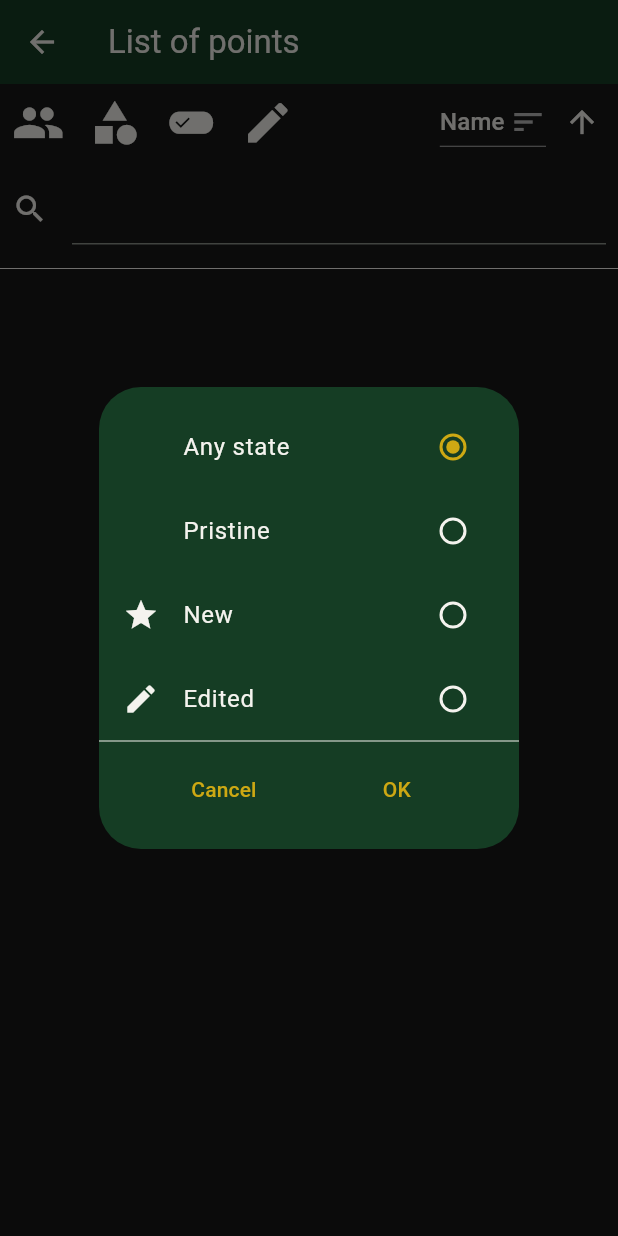
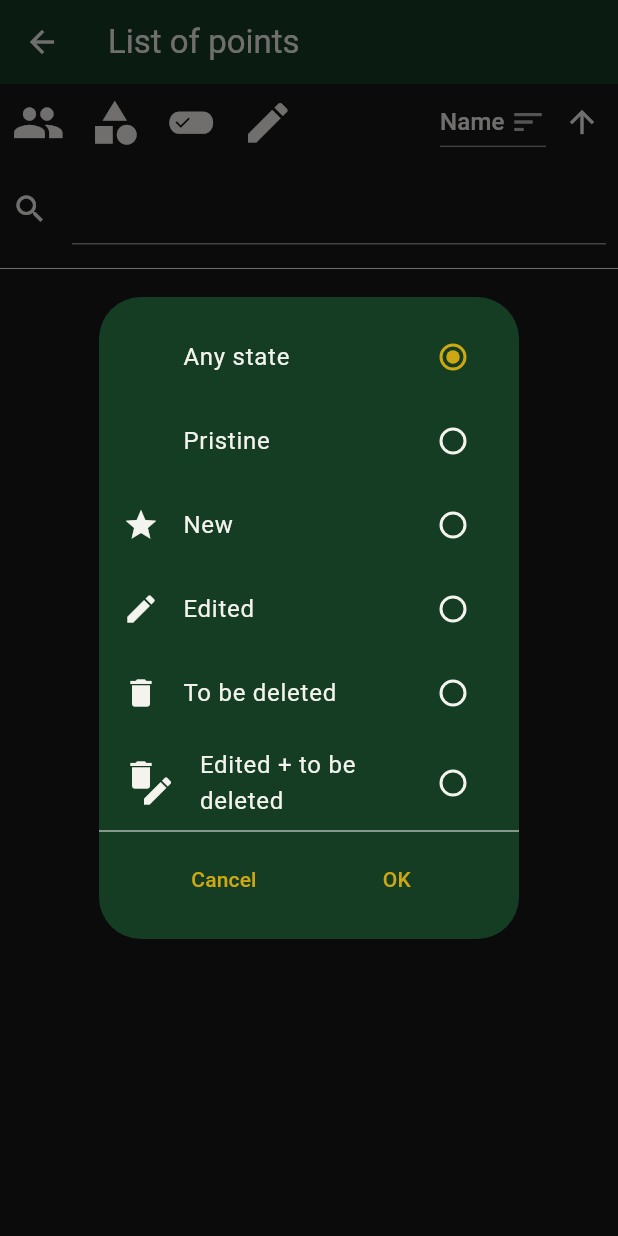
Before and after one commit to Cernobor/oko-app, a Flutter app: the PointList screen opened directly with empty values, after a tap on the "edit" icon, on a phone screen of 412 x 824 dp. Run offline on Flutter 3.47's test engine with Material 2 defaults, Android fonts, the phone set to English and light mode, and no system bars; our stand-ins replace diacritic, flutter_colorpicker, flutter_compass, flutter_map, latlong2, location and 3 more; missing offline and left inert: filesize, flutter_vibrate, positioned_tap_detector_2, qr_code_scanner, vector_map_tiles, vector_tile_renderer; accounts and stored records are empty.

Commit message:
deleted points handling
* deleted state indicated by icon
* filtering on deleted and edited+deleted

```diff
--- a/lib/data.dart
+++ b/lib/data.dart
@@ -196,7 +196,14 @@ class PointAttribute implements Comparable {
   Alignment badgeAlignment() => Alignment(xAlign, yAlign);
 }
 
-enum EditState { anyState, pristineState, newState, editedState }
+enum EditState {
+  anyState,
+  pristineState,
+  newState,
+  editedState,
+  deletedState,
+  editedDeletedState
+}
 
 EditState parseEditState(String str) {
   return {
--- a/lib/i18n.dart
+++ b/lib/i18n.dart
@@ -306,6 +306,12 @@ class I18N {
   String get newState => {'cs': 'Nový', 'en': 'New'}[locale.languageCode]!;
   String get editedState =>
       {'cs': 'Upravený', 'en': 'Edited'}[locale.languageCode]!;
+  String get deletedState =>
+      {'cs': 'Ke smazání', 'en': 'To be deleted'}[locale.languageCode]!;
+  String get editedDeletedState => {
+        'cs': 'Upravený + ke smazání',
+        'en': 'Edited + to be deleted'
+      }[locale.languageCode]!;
   String get pristineState =>
       {'cs': 'Nedotčený', 'en': 'Pristine'}[locale.languageCode]!;
   String get anyState =>
--- a/lib/main_widget.dart
+++ b/lib/main_widget.dart
@@ -503,10 +503,16 @@ class MainWidgetState extends State<MainWidget> {
                       point.category.iconData,
                       size:
                           baseSize * (infoTarget.isSamePoint(point) ? 1.5 : 1),
-                      color: point.deleted
-                          ? point.color.withOpacity(0.5)
-                          : point.color,
+                      color: point.color,
                     ),
+                    if (point.isLocal)
+                      Align(
+                        alignment: const Alignment(1, -1),
+                        child: Icon(Icons.star,
+                            size: badgeSize *
+                                (infoTarget.isSamePoint(point) ? 1.5 : 1),
+                            color: Theme.of(context).colorScheme.primary),
+                      ),
                     if (point.isEdited)
                       Align(
                         alignment: const Alignment(1, -1),
@@ -515,10 +521,12 @@ class MainWidgetState extends State<MainWidget> {
                                 (infoTarget.isSamePoint(point) ? 1.5 : 1),
                             color: Theme.of(context).colorScheme.primary),
                       ),
-                    if (point.isLocal)
+                    if (point.deleted)
                       Align(
-                        alignment: const Alignment(1, -1),
-                        child: Icon(Icons.star,
+                        alignment: point.isEdited
+                            ? const Alignment(1, 0)
+                            : const Alignment(1, -1),
+                        child: Icon(Icons.delete,
                             size: badgeSize *
                                 (infoTarget.isSamePoint(point) ? 1.5 : 1),
                             color: Theme.of(context).colorScheme.primary),
@@ -529,9 +537,7 @@ class MainWidgetState extends State<MainWidget> {
                         child: Icon(attr.iconData,
                             size: badgeSize *
                                 (infoTarget.isSamePoint(point) ? 1.5 : 1),
-                            color: point.deleted
-                                ? attr.color.withOpacity(0.5)
-                                : attr.color),
+                            color: attr.color),
                       )
                   ],
                 ))),
--- a/lib/subpages/point_list.dart
+++ b/lib/subpages/point_list.dart
@@ -209,8 +209,14 @@ class _PointListState extends State<PointList> {
                                     point.isEdited) ||
                                 (editState == EditState.pristineState &&
                                     !point.isEdited &&
-                                    !point.isLocal) ||
-                                (editState == EditState.anyState)) &&
+                                    !point.isLocal &&
+                                    !point.deleted) ||
+                                (editState == EditState.anyState) ||
+                                (editState == EditState.deletedState &&
+                                    point.deleted) ||
+                                (editState == EditState.editedDeletedState &&
+                                    point.deleted &&
+                                    point.isEdited)) &&
                             (exact
                                 ? setEquals(point.attributes, checkedAttributes)
                                 : (point.attributes.any((attr) =>
@@ -224,11 +230,18 @@ class _PointListState extends State<PointList> {
                                     children: [
                                       Icon(
                                         point.category.iconData,
-                                        color: point.deleted
-                                            ? point.color.withOpacity(0.5)
-                                            : point.color,
+                                        color: point.color,
                                         size: 40,
                                       ),
+                                      if (point.isLocal)
+                                        Align(
+                                          alignment: const Alignment(1, -1),
+                                          child: Icon(Icons.star,
+                                              size: badgeSize,
+                                              color: Theme.of(context)
+                                                  .colorScheme
+                                                  .primary),
+                                        ),
                                       if (point.isEdited)
                                         Align(
                                           alignment: const Alignment(1, -1),
@@ -238,10 +251,12 @@ class _PointListState extends State<PointList> {
                                                   .colorScheme
                                                   .primary),
                                         ),
-                                      if (point.isLocal)
+                                      if (point.deleted)
                                         Align(
-                                          alignment: const Alignment(1, -1),
-                                          child: Icon(Icons.star,
+                                          alignment: point.isEdited
+                                              ? const Alignment(1, 0)
+                                              : const Alignment(1, -1),
+                                          child: Icon(Icons.delete,
                                               size: badgeSize,
                                               color: Theme.of(context)
                                                   .colorScheme
@@ -354,14 +369,26 @@ class _PointListState extends State<PointList> {
     var titles = {
       EditState.newState: I18N.of(context).newState,
       EditState.editedState: I18N.of(context).editedState,
+      EditState.deletedState: I18N.of(context).deletedState,
+      EditState.editedDeletedState: I18N.of(context).editedDeletedState,
       EditState.pristineState: I18N.of(context).pristineState,
       EditState.anyState: I18N.of(context).anyState,
     };
-    var secondaries = const {
-      EditState.newState: Icon(Icons.star),
-      EditState.editedState: Icon(Icons.edit),
-      EditState.pristineState: SizedBox(),
-      EditState.anyState: SizedBox()
+    var secondaries = {
+      EditState.newState: const Icon(Icons.star),
+      EditState.editedState: const Icon(Icons.edit),
+      EditState.deletedState: const Icon(Icons.delete),
+      EditState.editedDeletedState: SizedBox(
+          width: 35,
+          height: 35,
+          child: Stack(
+            children: const [
+              Align(alignment: Alignment.topLeft, child: Icon(Icons.delete)),
+              Align(alignment: Alignment.bottomRight, child: Icon(Icons.edit)),
+            ],
+          )),
+      EditState.pristineState: const SizedBox(),
+      EditState.anyState: const SizedBox()
     };
     EditState? result = await showDialog<EditState>(
       context: context,
```
